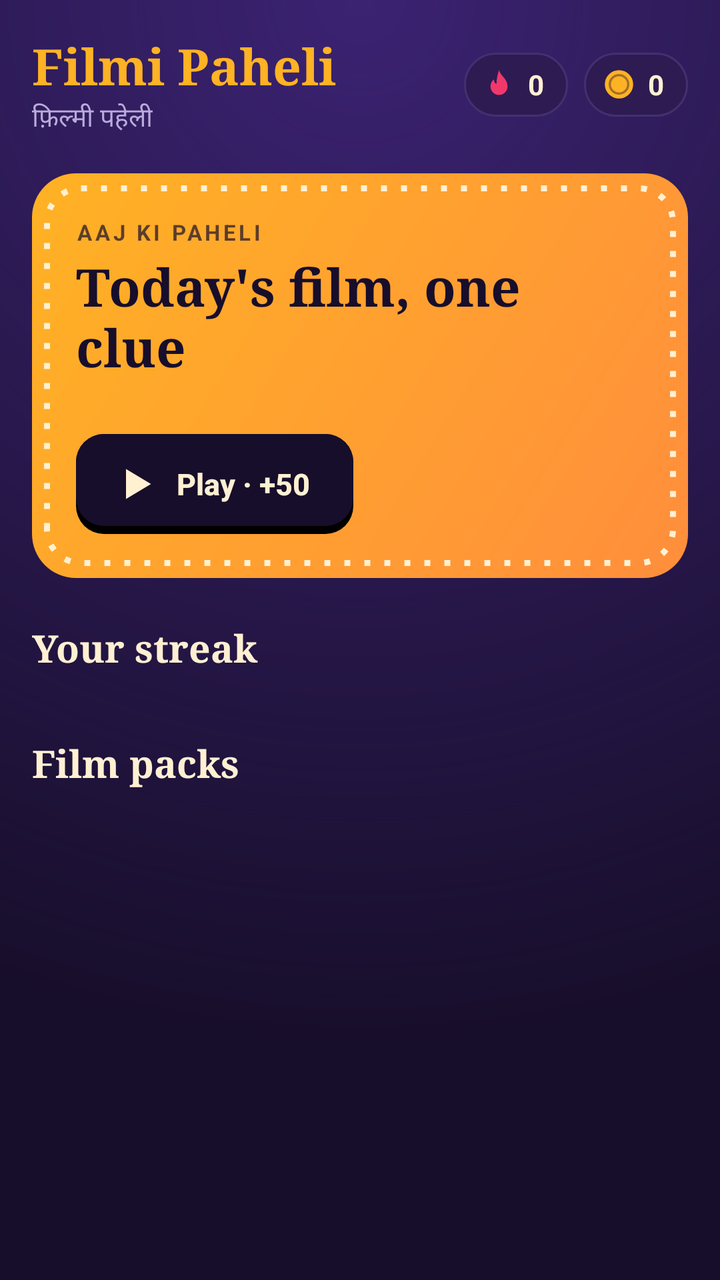
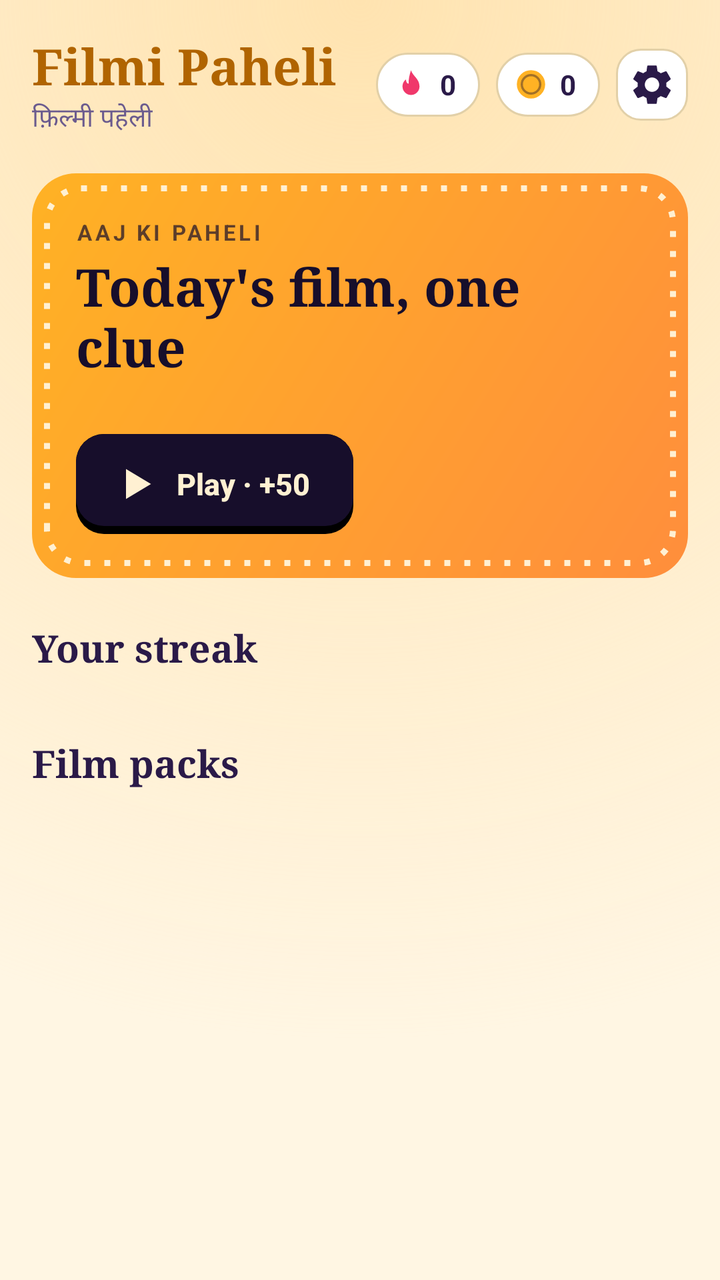

Compare the two renders of this Android layout. The source of the first and the diff that turns it into the second are given below.
<!-- AndroidManifest.xml: application theme Theme.Filmi -->
<!-- res/layout/activity_home.xml -->
<?xml version="1.0" encoding="utf-8"?>
<ScrollView xmlns:android="http://schemas.android.com/apk/res/android"
    android:layout_width="match_parent"
    android:layout_height="match_parent"
    android:background="@drawable/bg_screen"
    android:fillViewport="true"
    android:scrollbars="none">

    <LinearLayout
        android:layout_width="match_parent"
        android:layout_height="wrap_content"
        android:orientation="vertical"
        android:padding="16dp">

        
        <LinearLayout
            android:layout_width="match_parent"
            android:layout_height="wrap_content"
            android:gravity="center_vertical"
            android:orientation="horizontal">

            <LinearLayout
                android:layout_width="0dp"
                android:layout_height="wrap_content"
                android:layout_weight="1"
                android:orientation="vertical">

                <TextView
                    android:layout_width="wrap_content"
                    android:layout_height="wrap_content"
                    android:fontFamily="serif"
                    android:text="Filmi Paheli"
                    android:textColor="@color/marigold"
                    android:textSize="25sp"
                    android:textStyle="bold" />

                <TextView
                    android:layout_width="wrap_content"
                    android:layout_height="wrap_content"
                    android:fontFamily="serif"
                    android:text="फ़िल्मी पहेली"
                    android:textColor="@color/dim"
                    android:textSize="13sp" />
            </LinearLayout>

            <LinearLayout
                android:layout_width="wrap_content"
                android:layout_height="32dp"
                android:background="@drawable/bg_pill"
                android:gravity="center_vertical"
                android:orientation="horizontal"
                android:paddingStart="9dp"
                android:paddingEnd="12dp">

                <ImageView
                    android:layout_width="17dp"
                    android:layout_height="17dp"
                    android:src="@drawable/ic_flame"
                    android:tint="@color/rani" />

                <TextView
                    android:id="@+id/streakText"
                    android:layout_width="wrap_content"
                    android:layout_height="wrap_content"
                    android:layout_marginStart="6dp"
                    android:text="0"
                    android:textColor="@color/cream"
                    android:textSize="14sp"
                    android:textStyle="bold" />
            </LinearLayout>

            <LinearLayout
                android:layout_width="wrap_content"
                android:layout_height="32dp"
                android:layout_marginStart="8dp"
                android:background="@drawable/bg_pill"
                android:gravity="center_vertical"
                android:orientation="horizontal"
                android:paddingStart="9dp"
                android:paddingEnd="12dp">

                <ImageView
                    android:layout_width="17dp"
                    android:layout_height="17dp"
                    android:src="@drawable/ic_coin" />

                <TextView
                    android:id="@+id/coinText"
                    android:layout_width="wrap_content"
                    android:layout_height="wrap_content"
                    android:layout_marginStart="6dp"
                    android:text="0"
                    android:textColor="@color/cream"
                    android:textSize="14sp"
                    android:textStyle="bold" />
            </LinearLayout>
        </LinearLayout>

        
        <LinearLayout
            android:layout_width="match_parent"
            android:layout_height="wrap_content"
            android:layout_marginTop="18dp"
            android:background="@drawable/bg_daily"
            android:orientation="vertical"
            android:padding="22dp">

            <TextView
                android:layout_width="wrap_content"
                android:layout_height="wrap_content"
                android:letterSpacing="0.14"
                android:text="AAJ KI PAHELI"
                android:textColor="#B3170E2B"
                android:textSize="11sp"
                android:textStyle="bold" />

            <TextView
                android:layout_width="wrap_content"
                android:layout_height="wrap_content"
                android:layout_marginTop="2dp"
                android:fontFamily="serif"
                android:text="Today's film, one clue"
                android:textColor="@color/ink"
                android:textSize="26sp"
                android:textStyle="bold" />

            <LinearLayout
                android:id="@+id/dailyTiles"
                android:layout_width="wrap_content"
                android:layout_height="wrap_content"
                android:layout_marginTop="12dp"
                android:orientation="horizontal" />

            <LinearLayout
                android:layout_width="match_parent"
                android:layout_height="wrap_content"
                android:layout_marginTop="14dp"
                android:gravity="center_vertical"
                android:orientation="horizontal">

                <Button
                    android:id="@+id/btnDaily"
                    android:layout_width="wrap_content"
                    android:layout_height="50dp"
                    android:background="@drawable/btn_dark"
                    android:drawableStart="@drawable/ic_play"
                    android:drawablePadding="8dp"
                    android:drawableTint="@color/cream"
                    android:paddingStart="18dp"
                    android:paddingEnd="22dp"
                    android:stateListAnimator="@null"
                    android:text="Play · +50"
                    android:textAllCaps="false"
                    android:textColor="@color/cream"
                    android:textSize="15sp"
                    android:textStyle="bold" />

                <TextView
                    android:id="@+id/dailyStatus"
                    android:layout_width="0dp"
                    android:layout_height="wrap_content"
                    android:layout_marginStart="12dp"
                    android:layout_weight="1"
                    android:gravity="end"
                    android:textColor="@color/ink"
                    android:textSize="12sp"
                    android:textStyle="bold" />
            </LinearLayout>
        </LinearLayout>

        
        <TextView
            android:id="@+id/streakTitle"
            android:layout_width="match_parent"
            android:layout_height="wrap_content"
            android:layout_marginTop="22dp"
            android:fontFamily="serif"
            android:text="Your streak"
            android:textColor="@color/cream"
            android:textSize="19sp"
            android:textStyle="bold" />

        <LinearLayout
            android:id="@+id/weekRow"
            android:layout_width="match_parent"
            android:layout_height="wrap_content"
            android:layout_marginTop="10dp"
            android:orientation="horizontal" />

        
        <TextView
            android:layout_width="match_parent"
            android:layout_height="wrap_content"
            android:layout_marginTop="22dp"
            android:fontFamily="serif"
            android:text="Film packs"
            android:textColor="@color/cream"
            android:textSize="19sp"
            android:textStyle="bold" />

        <androidx.recyclerview.widget.RecyclerView
            android:id="@+id/packList"
            android:layout_width="match_parent"
            android:layout_height="wrap_content"
            android:layout_marginTop="8dp"
            android:overScrollMode="never" />
    </LinearLayout>
</ScrollView>
<!-- resources referenced by this layout -->
<resources>
  <color name="cream">#FFF0D2</color>
  <color name="dim">#B9ABDB</color>
  <color name="ink">#170E2B</color>
  <color name="rani">#F0386B</color>
  <!-- drawable bg_pill (drawable) -->
  <?xml version="1.0" encoding="utf-8"?>
  <shape xmlns:android="http://schemas.android.com/apk/res/android"><solid android:color="@color/panel"/><stroke android:width="1dp" android:color="@color/line"/><corners android:radius="20dp"/></shape>
  <!-- drawable bg_screen (drawable) -->
  <?xml version="1.0" encoding="utf-8"?>
  <layer-list xmlns:android="http://schemas.android.com/apk/res/android">
      <item><shape><solid android:color="@color/ink"/></shape></item>
      <item><shape><gradient android:type="radial" android:gradientRadius="520dp" android:centerX="0.5" android:centerY="0" android:startColor="@color/glow" android:endColor="#00170E2B"/></shape></item>
  </layer-list>
  <style name="Theme.Filmi" parent="Theme.AppCompat.NoActionBar">
          <item name="android:windowBackground">@color/ink</item>
          <item name="android:statusBarColor">@color/ink</item>
          <item name="android:navigationBarColor">@color/ink</item>
          <item name="android:textColor">@color/cream</item>
          <item name="colorPrimary">@color/marigold</item>
          <item name="colorAccent">@color/marigold</item>
      </style>
  <color name="panel">#2E1B52</color>
  <color name="line">#44306F</color>
  <color name="glow">#3B2272</color>
  <!-- unchanged entries left out for length: 6 -->
</resources>

<!-- the commit's change to res/layout/activity_home.xml (unified diff, before → after) -->
@@ -29,8 +29,8 @@
                     android:layout_width="wrap_content"
                     android:layout_height="wrap_content"
                     android:fontFamily="serif"
-                    android:text="Filmi Paheli"
-                    android:textColor="@color/marigold"
+                    android:text="@string/brand_title"
+                    android:textColor="@color/accent"
                     android:textSize="25sp"
                     android:textStyle="bold" />
 
@@ -38,7 +38,7 @@
                     android:layout_width="wrap_content"
                     android:layout_height="wrap_content"
                     android:fontFamily="serif"
-                    android:text="फ़िल्मी पहेली"
+                    android:text="@string/brand_sub"
                     android:textColor="@color/dim"
                     android:textSize="13sp" />
             </LinearLayout>
@@ -64,7 +64,7 @@
                     android:layout_height="wrap_content"
                     android:layout_marginStart="6dp"
                     android:text="0"
-                    android:textColor="@color/cream"
+                    android:textColor="@color/text"
                     android:textSize="14sp"
                     android:textStyle="bold" />
             </LinearLayout>
@@ -90,10 +90,21 @@
                     android:layout_height="wrap_content"
                     android:layout_marginStart="6dp"
                     android:text="0"
-                    android:textColor="@color/cream"
+                    android:textColor="@color/text"
                     android:textSize="14sp"
                     android:textStyle="bold" />
             </LinearLayout>
+
+            <ImageButton
+                android:id="@+id/btnSettings"
+                android:layout_width="36dp"
+                android:layout_height="36dp"
+                android:layout_marginStart="8dp"
+                android:background="@drawable/bg_iconbtn"
+                android:contentDescription="@string/settings"
+                android:padding="8dp"
+                android:src="@drawable/ic_settings"
+                android:tint="@color/text" />
         </LinearLayout>
 
         
@@ -105,21 +116,44 @@
             android:orientation="vertical"
             android:padding="22dp">
 
-            <TextView
-                android:layout_width="wrap_content"
-                android:layout_height="wrap_content"
-                android:letterSpacing="0.14"
-                android:text="AAJ KI PAHELI"
-                android:textColor="#B3170E2B"
-                android:textSize="11sp"
-                android:textStyle="bold" />
+            <LinearLayout
+                android:layout_width="match_parent"
+                android:layout_height="wrap_content"
+                android:gravity="center_vertical"
+                android:orientation="horizontal">
+
+                <TextView
+                    android:layout_width="0dp"
+                    android:layout_height="wrap_content"
+                    android:layout_weight="1"
+                    android:letterSpacing="0.14"
+                    android:text="@string/daily_eyebrow"
+                    android:textColor="#B3170E2B"
+                    android:textSize="11sp"
+                    android:textStyle="bold" />
+
+                <TextView
+                    android:id="@+id/dailyBadge"
+                    android:layout_width="wrap_content"
+                    android:layout_height="wrap_content"
+                    android:background="@drawable/bg_badge_done"
+                    android:paddingStart="10dp"
+                    android:paddingTop="3dp"
+                    android:paddingEnd="10dp"
+                    android:paddingBottom="3dp"
+                    android:text="@string/daily_played"
+                    android:textColor="@color/ink"
+                    android:textSize="12sp"
+                    android:textStyle="bold"
+                    android:visibility="gone" />
+            </LinearLayout>
 
             <TextView
                 android:layout_width="wrap_content"
                 android:layout_height="wrap_content"
                 android:layout_marginTop="2dp"
                 android:fontFamily="serif"
-                android:text="Today's film, one clue"
+                android:text="@string/daily_title"
                 android:textColor="@color/ink"
                 android:textSize="26sp"
                 android:textStyle="bold" />
@@ -149,7 +183,7 @@
                     android:paddingStart="18dp"
                     android:paddingEnd="22dp"
                     android:stateListAnimator="@null"
-                    android:text="Play · +50"
+                    android:text="@string/daily_play"
                     android:textAllCaps="false"
                     android:textColor="@color/cream"
                     android:textSize="15sp"
@@ -175,8 +209,8 @@
             android:layout_height="wrap_content"
             android:layout_marginTop="22dp"
             android:fontFamily="serif"
-            android:text="Your streak"
-            android:textColor="@color/cream"
+            android:text="@string/streak_title_placeholder"
+            android:textColor="@color/text"
             android:textSize="19sp"
             android:textStyle="bold" />
 
@@ -193,16 +227,16 @@
             android:layout_height="wrap_content"
             android:layout_marginTop="22dp"
             android:fontFamily="serif"
-            android:text="Film packs"
-            android:textColor="@color/cream"
+            android:text="@string/packs_title"
+            android:textColor="@color/text"
             android:textSize="19sp"
             android:textStyle="bold" />
 
-        <androidx.recyclerview.widget.RecyclerView
+        <LinearLayout
             android:id="@+id/packList"
             android:layout_width="match_parent"
             android:layout_height="wrap_content"
             android:layout_marginTop="8dp"
-            android:overScrollMode="never" />
+            android:orientation="vertical" />
     </LinearLayout>
 </ScrollView>
<!-- resource entries referenced after the edit -->
@@ -1,29 +1,56 @@
 <!-- resources referenced by this layout -->
 <resources>
+  <color name="accent">#B06400</color>
   <color name="cream">#FFF0D2</color>
-  <color name="dim">#B9ABDB</color>
+  <color name="dim">#6B5B8E</color>
   <color name="ink">#170E2B</color>
   <color name="rani">#F0386B</color>
+  <color name="text">#2A1A48</color>
+  <!-- drawable bg_badge_done (drawable) -->
+  <?xml version="1.0" encoding="utf-8"?>
+  <shape xmlns:android="http://schemas.android.com/apk/res/android"><solid android:color="@color/teal"/><corners android:radius="20dp"/></shape>
+  <!-- drawable bg_iconbtn (drawable) -->
+  <?xml version="1.0" encoding="utf-8"?>
+  <shape xmlns:android="http://schemas.android.com/apk/res/android"><solid android:color="@color/surface"/><stroke android:width="1dp" android:color="@color/outline"/><corners android:radius="12dp"/></shape>
   <!-- drawable bg_pill (drawable) -->
   <?xml version="1.0" encoding="utf-8"?>
-  <shape xmlns:android="http://schemas.android.com/apk/res/android"><solid android:color="@color/panel"/><stroke android:width="1dp" android:color="@color/line"/><corners android:radius="20dp"/></shape>
+  <shape xmlns:android="http://schemas.android.com/apk/res/android"><solid android:color="@color/surface"/><stroke android:width="1dp" android:color="@color/outline"/><corners android:radius="20dp"/></shape>
   <!-- drawable bg_screen (drawable) -->
   <?xml version="1.0" encoding="utf-8"?>
   <layer-list xmlns:android="http://schemas.android.com/apk/res/android">
-      <item><shape><solid android:color="@color/ink"/></shape></item>
-      <item><shape><gradient android:type="radial" android:gradientRadius="520dp" android:centerX="0.5" android:centerY="0" android:startColor="@color/glow" android:endColor="#00170E2B"/></shape></item>
+      <item><shape><solid android:color="@color/bg"/></shape></item>
+      <item><shape><gradient android:type="radial" android:gradientRadius="520dp" android:centerX="0.5" android:centerY="0" android:startColor="@color/glow" android:endColor="@color/bg_clear"/></shape></item>
   </layer-list>
-  <style name="Theme.Filmi" parent="Theme.AppCompat.NoActionBar">
-          <item name="android:windowBackground">@color/ink</item>
-          <item name="android:statusBarColor">@color/ink</item>
-          <item name="android:navigationBarColor">@color/ink</item>
-          <item name="android:textColor">@color/cream</item>
+  <!-- drawable ic_settings (drawable) -->
+  <?xml version="1.0" encoding="utf-8"?>
+  <vector xmlns:android="http://schemas.android.com/apk/res/android" android:width="24dp" android:height="24dp" android:viewportWidth="24" android:viewportHeight="24">
+      <path android:fillColor="#FFFFFF" android:pathData="M19.14,12.94c0.04,-0.3 0.06,-0.61 0.06,-0.94c0,-0.32 -0.02,-0.64 -0.07,-0.94l2.03,-1.58c0.18,-0.14 0.23,-0.41 0.12,-0.61l-1.92,-3.32c-0.12,-0.22 -0.37,-0.29 -0.59,-0.22l-2.39,0.96c-0.5,-0.38 -1.03,-0.7 -1.62,-0.94L14.4,2.81c-0.04,-0.24 -0.24,-0.41 -0.48,-0.41h-3.84c-0.24,0 -0.43,0.17 -0.47,0.41L9.25,5.35C8.66,5.59 8.12,5.92 7.63,6.29L5.24,5.33c-0.22,-0.08 -0.47,0 -0.59,0.22L2.74,8.87C2.62,9.08 2.66,9.34 2.86,9.48l2.03,1.58C4.84,11.36 4.8,11.69 4.8,12s0.02,0.64 0.07,0.94l-2.03,1.58c-0.18,0.14 -0.23,0.41 -0.12,0.61l1.92,3.32c0.12,0.22 0.37,0.29 0.59,0.22l2.39,-0.96c0.5,0.38 1.03,0.7 1.62,0.94l0.36,2.54c0.05,0.24 0.24,0.41 0.48,0.41h3.84c0.24,0 0.44,-0.17 0.47,-0.41l0.36,-2.54c0.59,-0.24 1.13,-0.56 1.62,-0.94l2.39,0.96c0.22,0.08 0.47,0 0.59,-0.22l1.92,-3.32c0.12,-0.22 0.07,-0.47 -0.12,-0.61L19.14,12.94zM12,15.6c-1.98,0 -3.6,-1.62 -3.6,-3.6s1.62,-3.6 3.6,-3.6s3.6,1.62 3.6,3.6S13.98,15.6 12,15.6z"/>
+  </vector>
+  <string name="brand_sub">फ़िल्मी पहेली</string>
+  <string name="brand_title">Filmi Paheli</string>
+  <string name="daily_eyebrow">AAJ KI PAHELI</string>
+  <string name="daily_play">Play · +50</string>
+  <string name="daily_played">✓ Played today</string>
+  <string name="daily_title">Today\'s film, one clue</string>
+  <string name="packs_title">Film packs</string>
+  <string name="settings">Settings</string>
+  <string name="streak_title_placeholder">Your streak</string>
+  <style name="Theme.Filmi" parent="Theme.AppCompat.DayNight.NoActionBar">
+          <item name="android:windowBackground">@color/bg</item>
+          <item name="android:statusBarColor">@color/bg</item>
+          <item name="android:navigationBarColor">@color/bg</item>
+          <item name="android:windowLightStatusBar">@bool/light_bars</item>
+          <item name="android:windowLightNavigationBar">@bool/light_bars</item>
+          <item name="android:textColor">@color/text</item>
           <item name="colorPrimary">@color/marigold</item>
-          <item name="colorAccent">@color/marigold</item>
+          <item name="colorAccent">@color/rani</item>
       </style>
-  <color name="panel">#2E1B52</color>
-  <color name="line">#44306F</color>
-  <color name="glow">#3B2272</color>
+  <color name="teal">#19C3A6</color>
+  <color name="surface">#FFFFFF</color>
+  <color name="outline">#E2D0A8</color>
+  <color name="bg">#FFF6E3</color>
+  <color name="glow">#FFE3B0</color>
+  <color name="bg_clear">#00FFF6E3</color>
   <!-- unchanged entries left out for length: 6 -->
 </resources>
 
